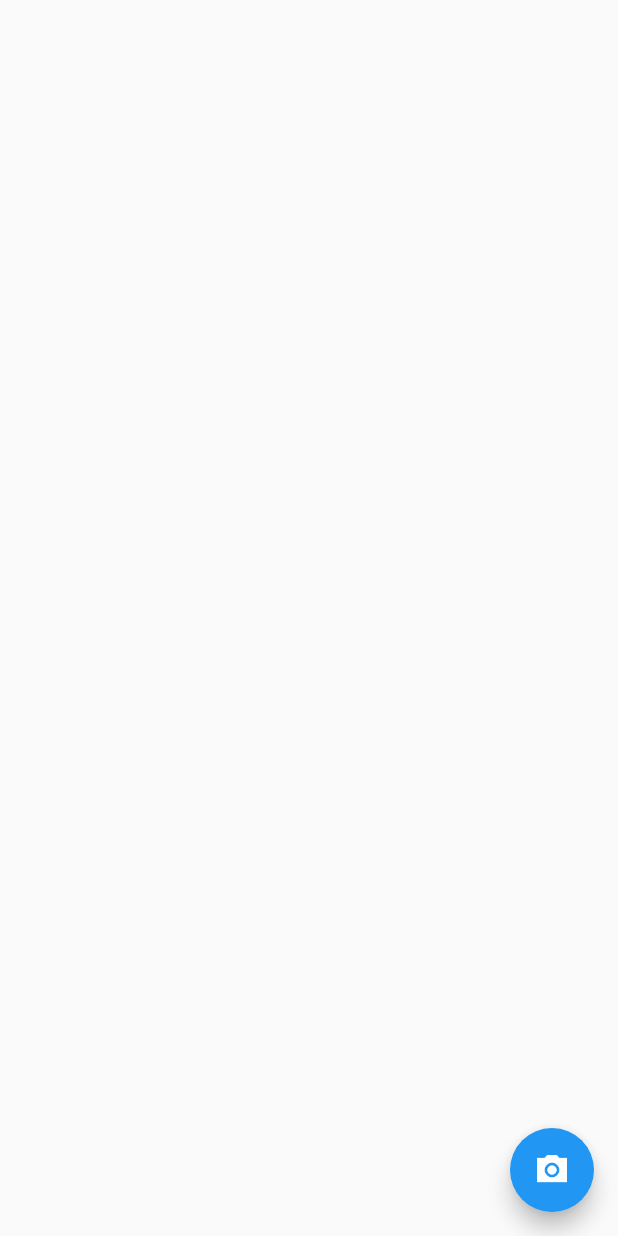
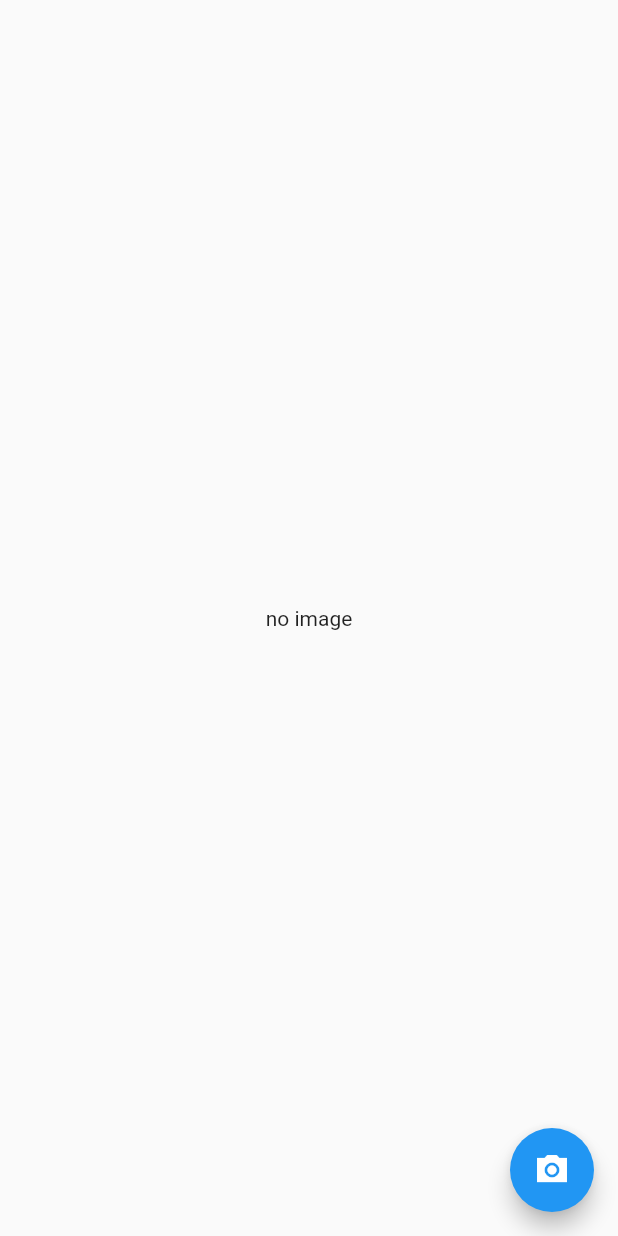
Before and after one commit to Yoochanhong/AI-X, a Flutter app: the screen it shows after launch, after a tap on the "camera alt" icon, on a phone screen of 412 x 824 dp. Run offline on Flutter 3.47's test engine with Material 2 defaults, Android fonts, the phone set to English and light mode, and no system bars; our stand-ins replace image_picker.

Commit message:
선택한 이미지 뷰에 띄워주기

```diff
--- a/ai_x/lib/main.dart
+++ b/ai_x/lib/main.dart
@@ -1,3 +1,5 @@
+import 'dart:io';
+
 import 'package:flutter/material.dart';
 import 'package:image_picker/image_picker.dart';
 
@@ -23,25 +25,32 @@ class MyHomePage extends StatefulWidget {
 }
 
 class _MyHomePageState extends State<MyHomePage> {
-  final _picker = ImagePicker();
-  PickedFile? _image;
+  final picker = ImagePicker();
+  File? imageFile;
+
   @override
   Widget build(BuildContext context) {
     return Scaffold(
-      body: Center(),
+      body: Center(
+        child: imageFile != null
+            ? Container(
+                child: Image.file(imageFile!),
+              )
+            : Text('no image'),
+      ),
       floatingActionButton: FloatingActionButton(
         onPressed: () {
-          _getImage();
+          getFromgallery();
         },
         child: Icon(Icons.camera_alt_sharp),
       ),
     );
   }
 
-  Future _getImage() async {
-    PickedFile? image = await _picker.getImage(source: ImageSource.gallery);
+  void getFromgallery() async {
+    PickedFile? pickedFile = await picker.getImage(source: ImageSource.gallery);
     setState(() {
-      _image = _image;
+      imageFile = File(pickedFile!.path);
     });
   }
 }
```
